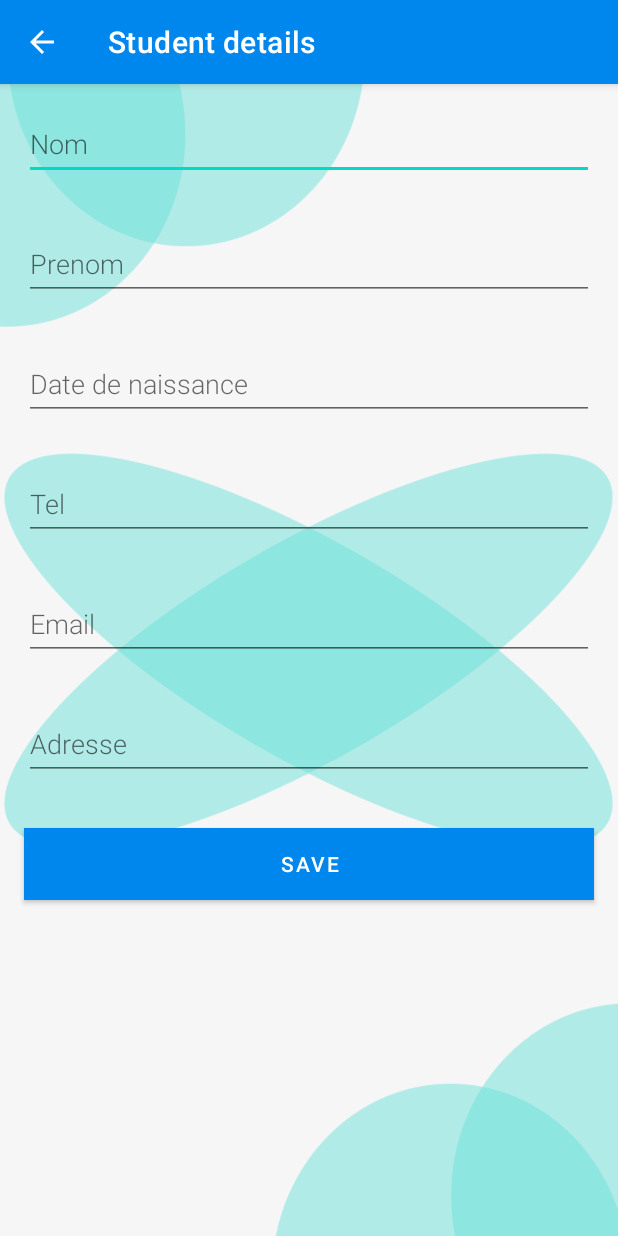
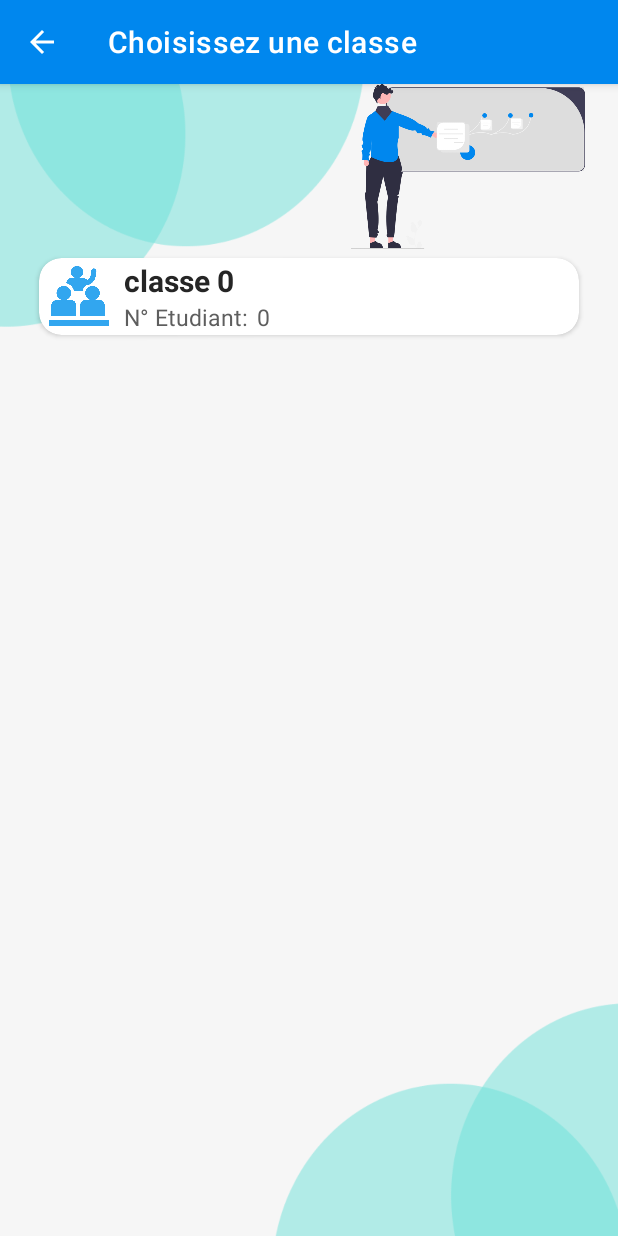
Before and after one commit to zakilebbah/schoolAppManagement, an Android app: the StudentsFragment screen opened through its navigation route, after a tap on "Add Student", on a phone screen of 412 x 824 dp. Run offline under Robolectric (Android 15) with nearby library versions, the light colour scheme and no system bars; our stand-ins replace Room's generated code, navigation-ui.

Commit message:
add student with classe

```diff
--- a/app/src/main/AndroidManifest.xml
+++ b/app/src/main/AndroidManifest.xml
@@ -10,6 +10,9 @@
         android:roundIcon="@mipmap/ic_launcher_round"
         android:supportsRtl="true"
         android:theme="@style/Theme.SchoolApp">
+        <activity
+            android:name=".ui.addStudent.ClassesListForStudent"
+            android:exported="false" />
         <activity
             android:name=".ui.Exam.AveragePage"
             android:exported="false" />
--- a/app/src/main/java/com/example/schoolapp/ui/Exam/AddExam.kt
+++ b/app/src/main/java/com/example/schoolapp/ui/Exam/AddExam.kt
@@ -22,7 +22,7 @@ class AddExam : AppCompatActivity() {
         val actionBar = supportActionBar
         actionBar?.setDisplayHomeAsUpEnabled(true)
         actionBar?.setDisplayHomeAsUpEnabled(true)
-        setTitle("Add Exam")
+        setTitle("Ajouter un examen")
         id = intent.getIntExtra("eid", -1)
         nom = findViewById(R.id.nom)
         date = findViewById(R.id.date)
--- a/app/src/main/java/com/example/schoolapp/ui/addStudent/AddStudentPage.kt
+++ b/app/src/main/java/com/example/schoolapp/ui/addStudent/AddStudentPage.kt
@@ -34,13 +34,12 @@ class AddStudentPage : AppCompatActivity() {
     private lateinit var dateNaissance:EditText
     var id: Int = -1
     var cid: Int = -1
-
     private lateinit var linear_layout: LinearLayout
     override fun onCreate(savedInstanceState: Bundle?) {
         super.onCreate(savedInstanceState)
         binding = ActivityAddStudentPageBinding.inflate(layoutInflater)
         setContentView(binding.root)
-        setTitle("Student details")
+        setTitle("Détails étudiant")
         val actionBar = supportActionBar
         actionBar?.setDisplayHomeAsUpEnabled(true)
         actionBar?.setDisplayHomeAsUpEnabled(true)
@@ -72,7 +71,6 @@ class AddStudentPage : AppCompatActivity() {
             val sdf = SimpleDateFormat("dd/M/yyyy hh:mm:ss")
             val currentDate = sdf.format(Date())
             val array0 =  ArrayList<String>()
-            println(id)
             array0.add(id.toString())
             array0.add(nom.text.toString())
             array0.add(prenom.text.toString())
@@ -81,6 +79,7 @@ class AddStudentPage : AppCompatActivity() {
             array0.add(adresse.text.toString())
             array0.add(dateNaissance.text.toString())
             array0.add(currentDate.toString())
+            array0.add(cid.toString())
             replyIntent.putExtra(EXTRA_REPLY, array0)
             setResult(Activity.RESULT_OK, replyIntent)
         }
@@ -100,8 +99,6 @@ class AddStudentPage : AppCompatActivity() {
             tel.setText(student.tel.toString())
             adresse.setText(student.adresse.toString())
             dateNaissance.setText(student.DateNaissance.toString())
-
-
         }
     }
 }
--- /dev/null
+++ b/app/src/main/java/com/example/schoolapp/ui/addStudent/ClassesListForStudent.kt
@@ -0,0 +1,69 @@
+package com.example.schoolapp.ui.addStudent
+
+import android.app.Activity
+import android.content.Intent
+import androidx.appcompat.app.AppCompatActivity
+import android.os.Bundle
+import android.widget.EditText
+import androidx.activity.result.contract.ActivityResultContracts
+import androidx.activity.viewModels
+import androidx.fragment.app.viewModels
+import androidx.recyclerview.widget.LinearLayoutManager
+import androidx.recyclerview.widget.RecyclerView
+import com.example.schoolapp.MainApp
+import com.example.schoolapp.R
+import com.example.schoolapp.adapters.ClasseAdapter
+import com.example.schoolapp.data.ClassRoom_Student
+import com.example.schoolapp.data.Student
+import com.example.schoolapp.ui.classePage.MainClassePage
+import com.example.schoolapp.viewModels.ClasseStudentModelFactory
+import com.example.schoolapp.viewModels.ClasseStudentViewModel
+import com.example.schoolapp.viewModels.ClasseViewModel
+import com.example.schoolapp.viewModels.ClasseViewModelFactory
+
+class ClassesListForStudent : AppCompatActivity() {
+    private lateinit var recyclerView: RecyclerView
+    private val classeViewModel: ClasseViewModel by viewModels {
+        ClasseViewModelFactory((application as MainApp).repositoryClasse)
+    }
+    private val classeStudentsViewModel: ClasseStudentViewModel by viewModels {
+        ClasseStudentModelFactory((application as MainApp).repositoryClasseStudent)
+    }
+    override fun onCreate(savedInstanceState: Bundle?) {
+        super.onCreate(savedInstanceState)
+        setContentView(R.layout.activity_classes_list_for_student)
+        setTitle("Choisissez une classe")
+        val actionBar = supportActionBar
+        actionBar?.setDisplayHomeAsUpEnabled(true)
+        actionBar?.setDisplayHomeAsUpEnabled(true)
+        recyclerView = findViewById(R.id.recyclerview)
+        val adapter = ClasseAdapter(ClasseAdapter.OnClickListener { classe ->
+            val intent = Intent(this, AddStudentPage::class.java)
+            intent.putExtra("cid", classe.cid)
+            resultLauncher.launch(intent)})
+        recyclerView.adapter = adapter
+        recyclerView.layoutManager = LinearLayoutManager(this)
+        classeViewModel.allWords.observe(this) { classes ->
+            // Update the cached copy of the words in the adapter.
+            for (i in classes.indices) {
+                classes[i].nbr = classeStudentsViewModel.getStudentNumber(classes[i].cid)
+            }
+            classes.let { adapter.submitList(it) }
+        }
+    }
+    var resultLauncher = registerForActivityResult(ActivityResultContracts.StartActivityForResult()) { result ->
+        if (result.resultCode == Activity.RESULT_OK) {
+            val data: Intent? = result.data
+            data?.getStringArrayListExtra(AddStudentPage.EXTRA_REPLY)?.let { reply ->
+                val replyIntent = Intent()
+                replyIntent.putExtra(AddStudentPage.EXTRA_REPLY, reply)
+                setResult(Activity.RESULT_OK, replyIntent)
+                finish()
+            }
+        }
+    }
+    override fun onSupportNavigateUp(): Boolean {
+        onBackPressed()
+        return true
+    }
+}
--- a/app/src/main/java/com/example/schoolapp/ui/studentsList/StudentsFragment.kt
+++ b/app/src/main/java/com/example/schoolapp/ui/studentsList/StudentsFragment.kt
@@ -12,6 +12,7 @@ import android.view.ViewGroup
 import android.widget.EditText
 import android.widget.TextView
 import androidx.activity.result.contract.ActivityResultContracts
+import androidx.activity.viewModels
 import androidx.appcompat.app.AppCompatActivity
 import androidx.fragment.app.Fragment
 import androidx.fragment.app.viewModels
@@ -21,9 +22,13 @@ import androidx.recyclerview.widget.LinearLayoutManager
 import androidx.recyclerview.widget.RecyclerView
 import com.example.schoolapp.MainApp
 import com.example.schoolapp.adapters.StudentAdapter
+import com.example.schoolapp.data.ClassRoom_Student
 import com.example.schoolapp.data.Student
 import com.example.schoolapp.databinding.FragmentStudentsBinding
 import com.example.schoolapp.ui.addStudent.AddStudentPage
+import com.example.schoolapp.ui.addStudent.ClassesListForStudent
+import com.example.schoolapp.viewModels.ClasseStudentModelFactory
+import com.example.schoolapp.viewModels.ClasseStudentViewModel
 
 
 class StudentsFragment : Fragment() {
@@ -33,9 +38,9 @@ class StudentsFragment : Fragment() {
     private val studentsViewModel: StudentsViewModel by viewModels {
         StudentsViewModelFactory((activity?.application as MainApp).repositoryStudent)
     }
-    // This property is only valid between onCreateView and
-    // onDestroyView.
-
+    private val classeStudentsViewModel: ClasseStudentViewModel by viewModels {
+        ClasseStudentModelFactory((activity?.application as MainApp).repositoryClasseStudent)
+    }
     private val binding get() = _binding!!
     private var searchText : EditText? = null
     private var recyclerView: RecyclerView? = null
@@ -76,7 +81,7 @@ class StudentsFragment : Fragment() {
         })
         val fab =binding.fab
         fab.setOnClickListener {
-            val intent = Intent(context, AddStudentPage::class.java)
+            val intent = Intent(context, ClassesListForStudent::class.java)
             resultLauncher.launch(intent)
         }
         return root
@@ -100,8 +105,10 @@ class StudentsFragment : Fragment() {
             val data: Intent? = result.data
             data?.getStringArrayListExtra(AddStudentPage.EXTRA_REPLY)?.let { reply ->
                 if (reply[0].toInt() == -1) {
-                    val student0 = Student( 0, reply[1], reply[2], reply[3], reply[4], reply[5], reply[6], reply[7], null, null)
-                    studentsViewModel.insert(student0)
+                    var student0 = Student( 0, reply[1], reply[2], reply[3], reply[4], reply[5], reply[6], reply[7], null, null)
+                    var id00 = studentsViewModel.insertClassePage(student0)
+                    var classeWithStudent = ClassRoom_Student(0, reply[8].toInt(), id00.toInt(), 0)
+                    classeStudentsViewModel.insert(classeWithStudent)
                 }
                 else {
                     val student0 = Student( reply[0].toInt(), reply[1], reply[2], reply[3], reply[4], reply[5], reply[6], reply[7], null, null)
--- /dev/null
+++ b/app/src/main/res/layout/activity_classes_list_for_student.xml
@@ -0,0 +1,44 @@
+<?xml version="1.0" encoding="utf-8"?>
+
+
+
+<androidx.constraintlayout.widget.ConstraintLayout
+xmlns:android="http://schemas.android.com/apk/res/android"
+xmlns:app="http://schemas.android.com/apk/res-auto"
+xmlns:tools="http://schemas.android.com/tools"
+android:layout_width="match_parent"
+android:layout_height="match_parent"
+tools:context=".ui.addStudent.ClassesListForStudent"
+android:background="#E4E4E4">
+
+<ImageView
+    android:layout_width="wrap_content"
+    android:layout_height="wrap_content"
+
+    android:src="@drawable/background_icon2"
+    android:scaleType="centerCrop"
+    app:layout_constraintEnd_toEndOf="parent"
+    app:layout_constraintStart_toStartOf="parent"
+    app:layout_constraintTop_toTopOf="parent" />
+<ImageView
+    android:layout_width="200dp"
+    android:layout_height="110dp"
+
+    android:src="@drawable/undraw_professeur_icon"
+    app:layout_constraintEnd_toEndOf="parent"
+    app:layout_constraintTop_toTopOf="parent" />
+<androidx.recyclerview.widget.RecyclerView
+
+    android:id="@+id/recyclerview"
+    android:layout_width="match_parent"
+    android:layout_height="match_parent"
+    android:layout_marginTop="90dp"
+    android:padding="@dimen/big_padding"
+    app:layout_constraintBottom_toBottomOf="parent"
+    app:layout_constraintHorizontal_bias="0.0"
+    app:layout_constraintLeft_toLeftOf="parent"
+    app:layout_constraintRight_toRightOf="parent"
+    app:layout_constraintVertical_bias="1.0"
+    tools:listitem="@layout/card_view_design" />
+
+</androidx.constraintlayout.widget.ConstraintLayout>
--- a/app/src/main/res/layout/activity_matiere_page.xml
+++ b/app/src/main/res/layout/activity_matiere_page.xml
@@ -101,7 +101,7 @@
         android:layout_width="wrap_content"
         android:layout_height="wrap_content"
         android:layout_marginStart="30dp"
-        android:text="Add Exam"
+        android:text="Ajouter un examen"
         android:backgroundTint="#32A6EF"
         android:textAllCaps="false"
         android:layout_marginBottom="20dp"
```
Also changed, not shown: app/src/main/java/com/example/schoolapp/ui/Exam/AveragePage.kt (+8 -3 lines), app/src/main/res/values/strings.xml (+6 -5 lines), 1 other file.
